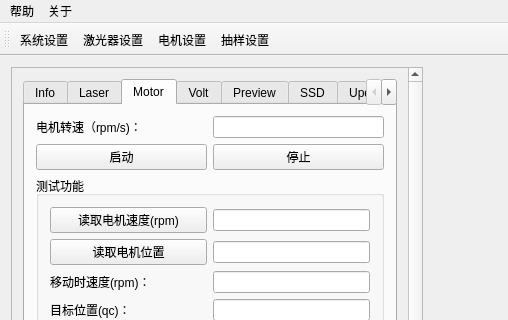
Qt form ui/mainwindow.ui (kdurant/qt_study) before a commit; both pictures show x 0 to 508 and y 0 to 320 of the 1259 by 725 pixel window.
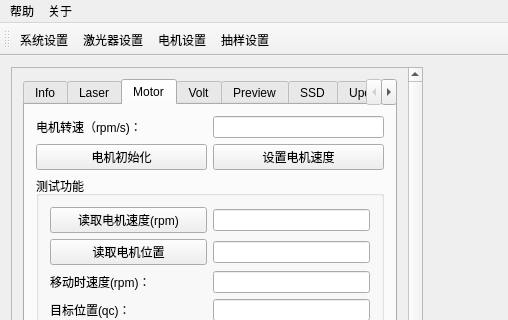
The same form after that commit. The open tabs and pages were chosen to show the change. Custom widgets are drawn as their Qt base class.

Commit message: feat: 电机基本功能测试通过

What changed in the file:
```diff
--- a/ui/mainwindow.ui
+++ b/ui/mainwindow.ui
@@ -37,15 +37,15 @@
         <rect>
          <x>0</x>
          <y>0</y>
-         <width>410</width>
-         <height>638</height>
+         <width>389</width>
+         <height>755</height>
         </rect>
        </property>
        <layout class="QVBoxLayout" name="verticalLayout_2">
         <item>
          <widget class="QTabWidget" name="tabWidget">
           <property name="currentIndex">
-           <number>4</number>
+           <number>2</number>
           </property>
           <widget class="QWidget" name="tab">
            <attribute name="title">
@@ -358,15 +358,8 @@
             <string>Motor</string>
            </attribute>
            <layout class="QGridLayout" name="gridLayout_6">
-            <item row="1" column="1">
-             <widget class="QPushButton" name="btn_motorStop">
-              <property name="text">
-               <string>停止</string>
-              </property>
-             </widget>
-            </item>
-            <item row="0" column="1">
-             <widget class="QLineEdit" name="lineEdit_8">
+            <item row="2" column="1">
+             <widget class="QLineEdit" name="lineEdit_motorTargetSpeed">
               <property name="sizePolicy">
                <sizepolicy hsizetype="Preferred" vsizetype="Fixed">
                 <horstretch>0</horstretch>
@@ -375,21 +368,14 @@
               </property>
              </widget>
             </item>
-            <item row="1" column="0">
-             <widget class="QPushButton" name="btn_motorStart">
-              <property name="text">
-               <string>启动</string>
-              </property>
-             </widget>
-            </item>
-            <item row="0" column="0">
+            <item row="2" column="0">
              <widget class="QLabel" name="label_10">
               <property name="text">
                <string>电机转速（rpm/s)：</string>
               </property>
              </widget>
             </item>
-            <item row="2" column="0" colspan="2">
+            <item row="4" column="0" colspan="2">
              <widget class="QGroupBox" name="groupBox_4">
               <property name="title">
                <string>测试功能</string>
@@ -485,6 +471,23 @@
               </layout>
              </widget>
             </item>
+            <item row="3" column="1">
+             <widget class="QPushButton" name="btn_motorStart">
+              <property name="text">
+               <string>设置电机速度</string>
+              </property>
+             </widget>
+            </item>
+            <item row="3" column="0">
+             <widget class="QPushButton" name="btn_motorInit">
+              <property name="toolTip">
+               <string>电机重新上电后，需要先初始化</string>
+              </property>
+              <property name="text">
+               <string>电机初始化</string>
+              </property>
+             </widget>
+            </item>
            </layout>
           </widget>
           <widget class="QWidget" name="tab_7">
@@ -1277,7 +1280,7 @@
      <x>0</x>
      <y>0</y>
      <width>1259</width>
-     <height>23</height>
+     <height>26</height>
     </rect>
    </property>
    <widget class="QMenu" name="menu">
```
The commit also changes 3 other files.
